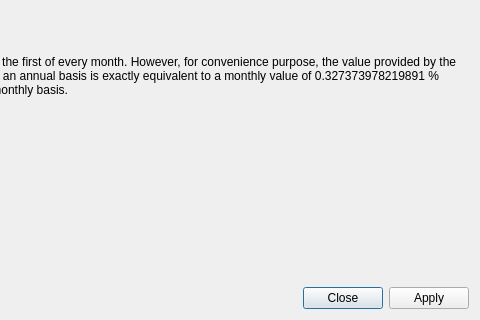
First picture: the form in src/editgrowthelementdialog.ui, repository redmoon1945/gbp, before the edit; both pictures show x 320 to 800 and y 114 to 434 of the 800 by 434 pixel window.
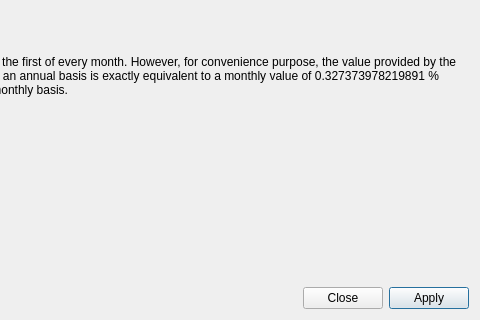
Second picture: the form after the edit.

```diff
--- a/src/editgrowthelementdialog.ui
+++ b/src/editgrowthelementdialog.ui
@@ -264,6 +264,9 @@
          <property name="text">
           <string>Close</string>
          </property>
+         <property name="autoDefault">
+          <bool>false</bool>
+         </property>
         </widget>
        </item>
        <item>
@@ -271,6 +274,12 @@
          <property name="text">
           <string>Apply</string>
          </property>
+         <property name="autoDefault">
+          <bool>false</bool>
+         </property>
+         <property name="default">
+          <bool>true</bool>
+         </property>
         </widget>
        </item>
       </layout>
```
